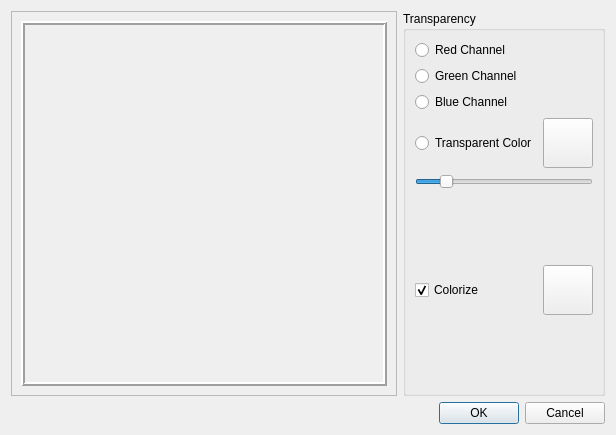
Before: the Qt Designer form DMHelper/src/layervideoeffectsettings.ui in MMetze/DMHelper, drawn with Qt 5.
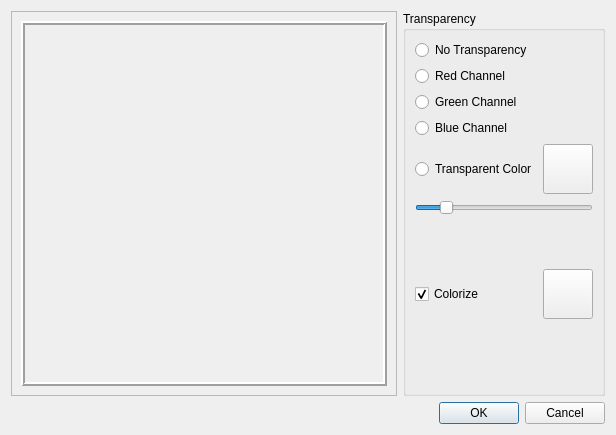
After: the same form once the commit is applied. Icons and pictures are not drawn. Custom widgets are drawn as their Qt base class.

The edit to the form file:
```diff
--- a/DMHelper/src/layervideoeffectsettings.ui
+++ b/DMHelper/src/layervideoeffectsettings.ui
@@ -74,6 +74,16 @@
         <string>Transparency</string>
        </property>
        <layout class="QVBoxLayout" name="verticalLayout">
+        <item>
+         <widget class="QRadioButton" name="btnNoTransparency">
+          <property name="text">
+           <string>No Transparency</string>
+          </property>
+          <attribute name="buttonGroup">
+           <string notr="true">grpTransparency</string>
+          </attribute>
+         </widget>
+        </item>
         <item>
          <widget class="QRadioButton" name="btnRed">
           <property name="text">
```
